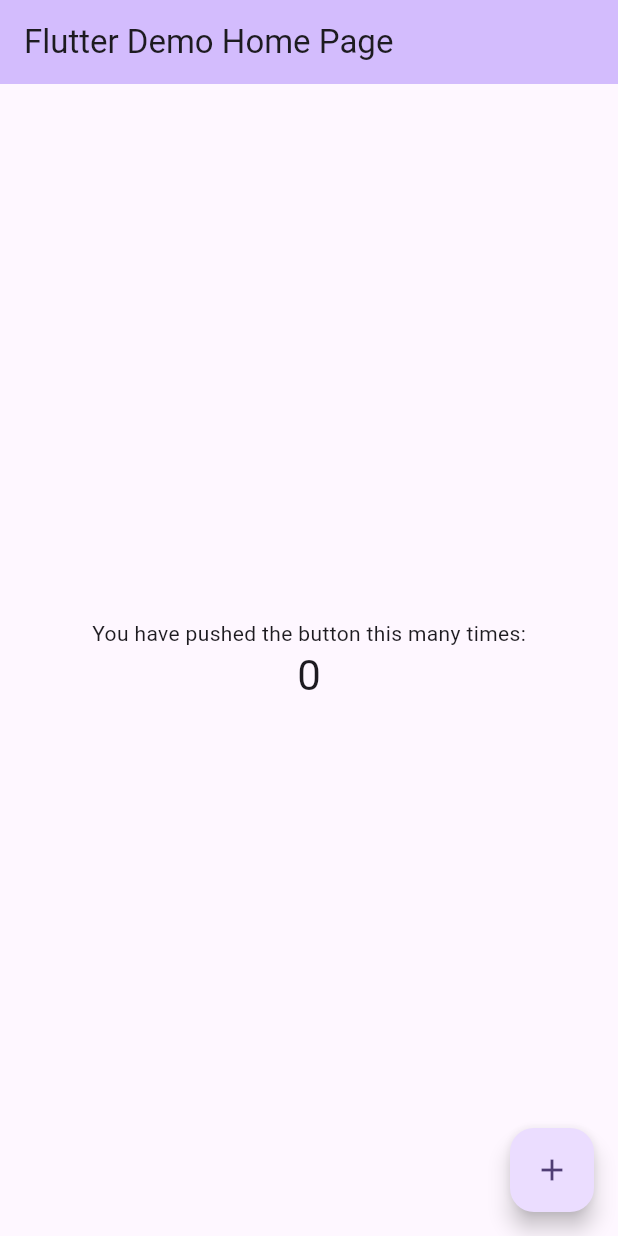
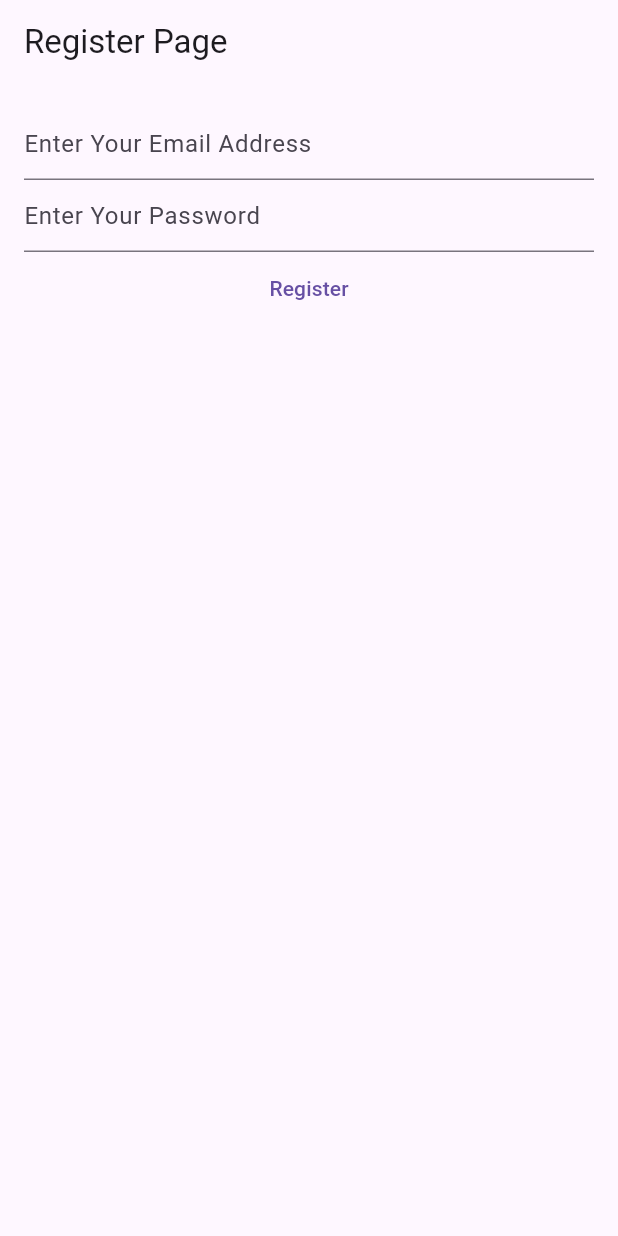
Before and after one commit to Africane/-100DaysOfCode, a Flutter app: the screen it shows after launch, on a phone screen of 412 x 824 dp. Run offline on Flutter 3.47's test engine with Material 3 defaults, Android fonts, the light colour scheme and no system bars; our stand-ins replace firebase_auth, firebase_core, rxdart; accounts and stored records are empty.

Commit message:
updated outdated flutter dependencies and cleaned

```diff
--- a/Day 7/notesapp/lib/main.dart
+++ b/Day 7/notesapp/lib/main.dart
@@ -1,53 +1,33 @@
 import 'package:flutter/material.dart';
+import 'package:firebase_core/firebase_core.dart';
+import 'package:firebase_auth/firebase_auth.dart';
+import 'firebase_options.dart';
 
-void main() {
+void main() async {
+  WidgetsFlutterBinding.ensureInitialized();
+  await Firebase.initializeApp(
+    options: DefaultFirebaseOptions.currentPlatform,
+  );
   runApp(const MyApp());
 }
 
 class MyApp extends StatelessWidget {
   const MyApp({super.key});
 
-  // This widget is the root of your application.
   @override
   Widget build(BuildContext context) {
     return MaterialApp(
-      title: 'Flutter Demo',
+      title: 'Register Page',
       theme: ThemeData(
-        // This is the theme of your application.
-        //
-        // TRY THIS: Try running your application with "flutter run". You'll see
-        // the application has a purple toolbar. Then, without quitting the app,
-        // try changing the seedColor in the colorScheme below to Colors.green
-        // and then invoke "hot reload" (save your changes or press the "hot
-        // reload" button in a Flutter-supported IDE, or press "r" if you used
-        // the command line to start the app).
-        //
-        // Notice that the counter didn't reset back to zero; the application
-        // state is not lost during the reload. To reset the state, use hot
-        // restart instead.
-        //
-        // This works for code too, not just values: Most code changes can be
-        // tested with just a hot reload.
-        colorScheme: ColorScheme.fromSeed(seedColor: Colors.deepPurple),
-        useMaterial3: true,
+        primarySwatch: Colors.blue,
       ),
-      home: const MyHomePage(title: 'Flutter Demo Home Page'),
+      home: const MyHomePage(title: 'Register Page'),
     );
   }
 }
 
 class MyHomePage extends StatefulWidget {
   const MyHomePage({super.key, required this.title});
-
-  // This widget is the home page of your application. It is stateful, meaning
-  // that it has a State object (defined below) that contains fields that affect
-  // how it looks.
-
-  // This class is the configuration for the state. It holds the values (in this
-  // case the title) provided by the parent (in this case the App widget) and
-  // used by the build method of the State. Fields in a Widget subclass are
-  // always marked "final".
-
   final String title;
 
   @override
@@ -55,71 +35,78 @@
 }
 
 class _MyHomePageState extends State<MyHomePage> {
-  int _counter = 0;
+  late final TextEditingController _email;
+  late final TextEditingController _password;
 
-  void _incrementCounter() {
-    setState(() {
-      // This call to setState tells the Flutter framework that something has
-      // changed in this State, which causes it to rerun the build method below
-      // so that the display can reflect the updated values. If we changed
-      // _counter without calling setState(), then the build method would not be
-      // called again, and so nothing would appear to happen.
-      _counter++;
-    });
+  @override
+  void initState() {
+    _email = TextEditingController();
+    _password = TextEditingController();
+    super.initState();
+  }
+
+  @override
+  void dispose() {
+    _email.dispose();
+    _password.dispose();
+    super.dispose();
   }
 
   @override
   Widget build(BuildContext context) {
-    // This method is rerun every time setState is called, for instance as done
-    // by the _incrementCounter method above.
-    //
-    // The Flutter framework has been optimized to make rerunning build methods
-    // fast, so that you can just rebuild anything that needs updating rather
-    // than having to individually change instances of widgets.
     return Scaffold(
       appBar: AppBar(
-        // TRY THIS: Try changing the color here to a specific color (to
-        // Colors.amber, perhaps?) and trigger a hot reload to see the AppBar
-        // change color while the other colors stay the same.
-        backgroundColor: Theme.of(context).colorScheme.inversePrimary,
-        // Here we take the value from the MyHomePage object that was created by
-        // the App.build method, and use it to set our appbar title.
         title: Text(widget.title),
       ),
-      body: Center(
-        // Center is a layout widget. It takes a single child and positions it
-        // in the middle of the parent.
+      body: Padding(
+        padding: const EdgeInsets.all(16.0),
         child: Column(
-          // Column is also a layout widget. It takes a list of children and
-          // arranges them vertically. By default, it sizes itself to fit its
-          // children horizontally, and tries to be as tall as its parent.
-          //
-          // Column has various properties to control how it sizes itself and
-          // how it positions its children. Here we use mainAxisAlignment to
-          // center the children vertically; the main axis here is the vertical
-          // axis because Columns are vertical (the cross axis would be
-          // horizontal).
-          //
-          // TRY THIS: Invoke "debug painting" (choose the "Toggle Debug Paint"
-          // action in the IDE, or press "p" in the console), to see the
-          // wireframe for each widget.
-          mainAxisAlignment: MainAxisAlignment.center,
-          children: <Widget>[
-            const Text(
-              'You have pushed the button this many times:',
+          children: [
+            TextField(
+              enableSuggestions: false,
+              autocorrect: false,
+              controller: _email,
+              keyboardType: TextInputType.emailAddress,
+              decoration: const InputDecoration(
+                hintText: 'Enter Your Email Address',
+              ),
             ),
-            Text(
-              '$_counter',
-              style: Theme.of(context).textTheme.headlineMedium,
+            TextField(
+              obscureText: true,
+              enableSuggestions: false,
+              autocorrect: false,
+              controller: _password,
+              decoration: const InputDecoration(
+                hintText: 'Enter Your Password',
+              ),
+            ),
+            TextButton(
+              onPressed: () async {
+                final email = _email.text;
+                final password = _password.text;
+
+                try {
+                  final userCredential = await FirebaseAuth.instance
+                      .createUserWithEmailAndPassword(
+                    email: email,
+                    password: password,
+                  );
+                  print(userCredential);
+                } on FirebaseAuthException catch (e) {
+                  if (e.code == 'weak-password') {
+                    print('The password provided is too weak.');
+                  } else if (e.code == 'email-already-in-use') {
+                    print('The account already exists for that email.');
+                  }
+                } catch (e) {
+                  print(e);
+                }
+              },
+              child: const Text('Register'),
             ),
           ],
         ),
       ),
-      floatingActionButton: FloatingActionButton(
-        onPressed: _incrementCounter,
-        tooltip: 'Increment',
-        child: const Icon(Icons.add),
-      ), // This trailing comma makes auto-formatting nicer for build methods.
     );
   }
 }
--- a/Day 7/notesapp/pubspec.yaml
+++ b/Day 7/notesapp/pubspec.yaml
@@ -35,6 +35,9 @@ dependencies:
   # The following adds the Cupertino Icons font to your application.
   # Use with the CupertinoIcons class for iOS style icons.
   cupertino_icons: ^1.0.6
+  firebase_core: ^3.4.0
+  firebase_auth: ^5.2.0
+  cloud_firestore: ^5.4.0
 
 dev_dependencies:
   flutter_test:
```
Also changed, not shown: Day 7/notesapp/firebase.json (added), Day 7/notesapp/lib/firebase_options.dart (added), Day 7/notesapp/pubspec.lock, 17 other files.
